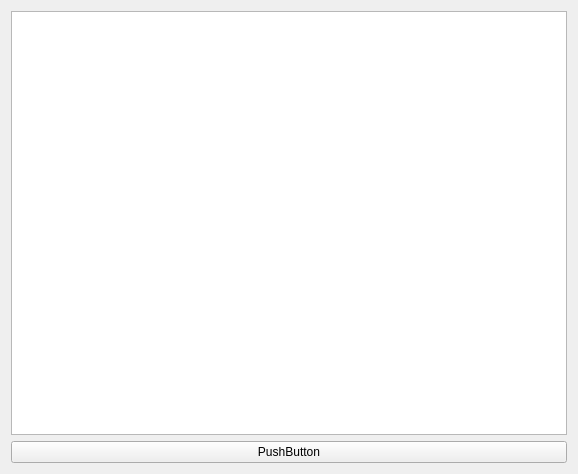
tvz-041/ADS-2-9323, file Trees/TreeWidget.ui: the form before one commit.
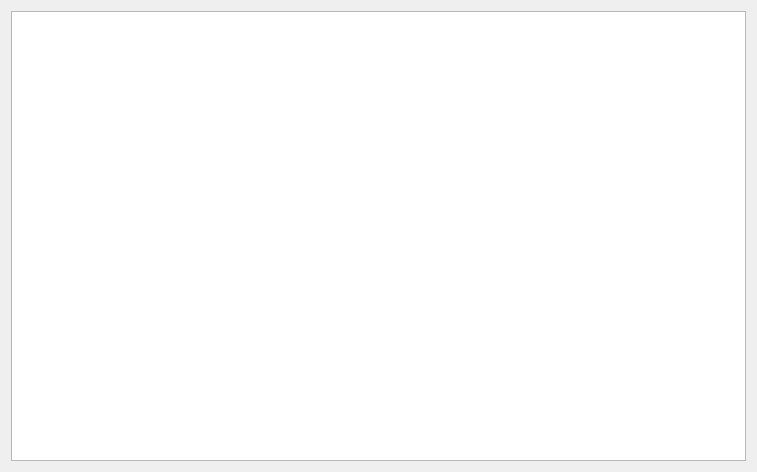
The form after the commit.

```diff
--- a/Trees/TreeWidget.ui
+++ b/Trees/TreeWidget.ui
@@ -6,8 +6,8 @@
    <rect>
     <x>0</x>
     <y>0</y>
-    <width>578</width>
-    <height>474</height>
+    <width>757</width>
+    <height>472</height>
    </rect>
   </property>
   <property name="windowTitle">
@@ -17,13 +17,6 @@
    <item>
     <widget class="QGraphicsView" name="graphicsView"/>
    </item>
-   <item>
-    <widget class="QPushButton" name="pushButton">
-     <property name="text">
-      <string>PushButton</string>
-     </property>
-    </widget>
-   </item>
   </layout>
  </widget>
  <resources/>
```
